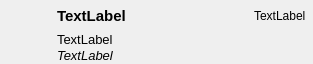
Before: the Qt Designer form libs/librepcb/librarymanager/librarylistwidgetitem.ui in LibrePCB/LibrePCB, drawn with Qt 5.
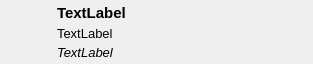
After: the same form once the commit is applied.

Commit message:
LibraryManager: Various small layout improvements
- Make it better usable on small screens
- Crop long texts to avoid strange looking layouts by ignoring widget
  size hint and/or enabling word wrap in labels
- Various other small improvements

Patch:
```diff
--- a/libs/librepcb/librarymanager/librarylistwidgetitem.ui
+++ b/libs/librepcb/librarymanager/librarylistwidgetitem.ui
@@ -72,14 +72,9 @@
       <number>1</number>
      </property>
      <item>
-      <layout class="QHBoxLayout" name="horizontalLayout_2">
-       <property name="rightMargin">
-        <number>6</number>
-       </property>
-       <item>
         <widget class="QLabel" name="lblLibraryName">
          <property name="sizePolicy">
-          <sizepolicy hsizetype="Preferred" vsizetype="Fixed">
+        <sizepolicy hsizetype="Ignored" vsizetype="Fixed">
            <horstretch>0</horstretch>
            <verstretch>0</verstretch>
           </sizepolicy>
@@ -97,24 +92,9 @@
         </widget>
        </item>
        <item>
-        <widget class="QLabel" name="lblLibraryType">
-         <property name="sizePolicy">
-          <sizepolicy hsizetype="Fixed" vsizetype="Preferred">
-           <horstretch>0</horstretch>
-           <verstretch>0</verstretch>
-          </sizepolicy>
-         </property>
-         <property name="text">
-          <string notr="true">TextLabel</string>
-         </property>
-        </widget>
-       </item>
-      </layout>
-     </item>
-     <item>
       <widget class="QLabel" name="lblLibraryDescription">
        <property name="sizePolicy">
-        <sizepolicy hsizetype="Preferred" vsizetype="Fixed">
+        <sizepolicy hsizetype="Ignored" vsizetype="Fixed">
          <horstretch>0</horstretch>
          <verstretch>0</verstretch>
         </sizepolicy>
@@ -132,7 +112,7 @@
      <item>
       <widget class="QLabel" name="lblLibraryUrl">
        <property name="sizePolicy">
-        <sizepolicy hsizetype="Preferred" vsizetype="Fixed">
+        <sizepolicy hsizetype="Ignored" vsizetype="Fixed">
          <horstretch>0</horstretch>
          <verstretch>0</verstretch>
         </sizepolicy>
```
Lines whose indentation alone changed are shown as unchanged. The commit also changes 6 other files.
